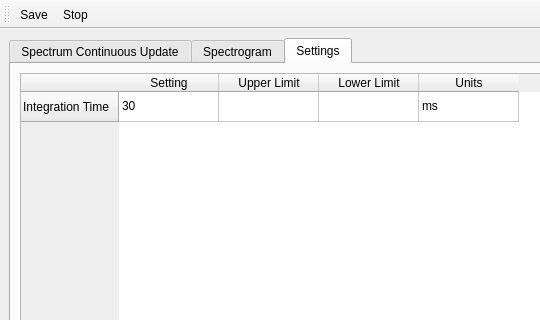
First picture: the form in Gui_Window.ui, repository UCBoulder/frogware, before the edit; both pictures show x 0 to 540 and y 0 to 320 of the 1036 by 698 pixel window.
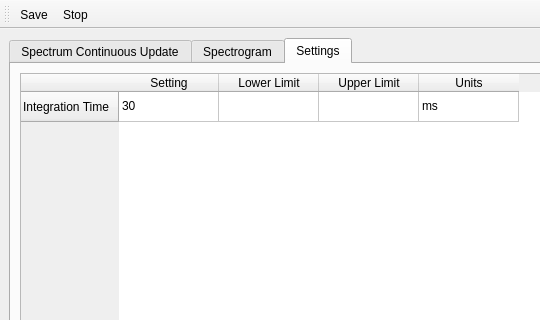
Second picture: the form after the edit. The open tabs and pages were chosen to show the change. Icons and pictures are not drawn. Custom widgets are drawn as their Qt base class.

Diff of the .ui file:
```diff
--- a/Gui_Window.ui
+++ b/Gui_Window.ui
@@ -1020,16 +1020,16 @@
             <string>Setting</string>
            </property>
           </column>
-          <column>
-           <property name="text">
-            <string>Upper Limit</string>
-           </property>
-          </column>
           <column>
            <property name="text">
             <string>Lower Limit</string>
            </property>
           </column>
+          <column>
+           <property name="text">
+            <string>Upper Limit</string>
+           </property>
+          </column>
           <column>
            <property name="text">
             <string>Units</string>
```
Left out of the diff: 2 changed lines with no effect on the pictures.
